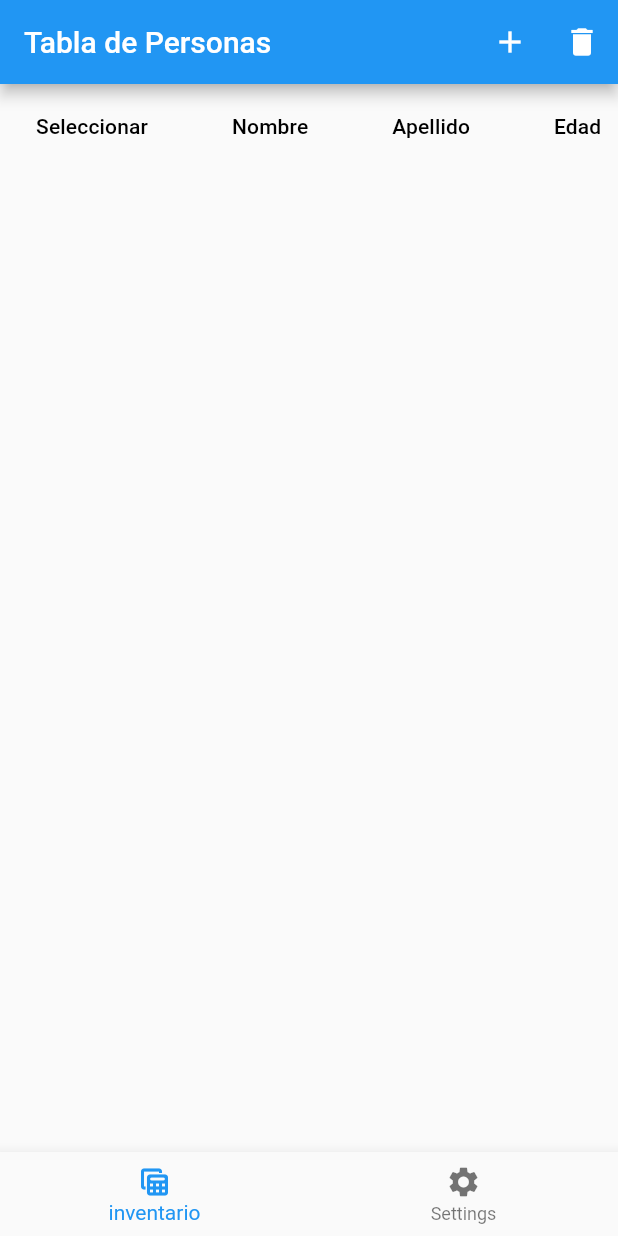
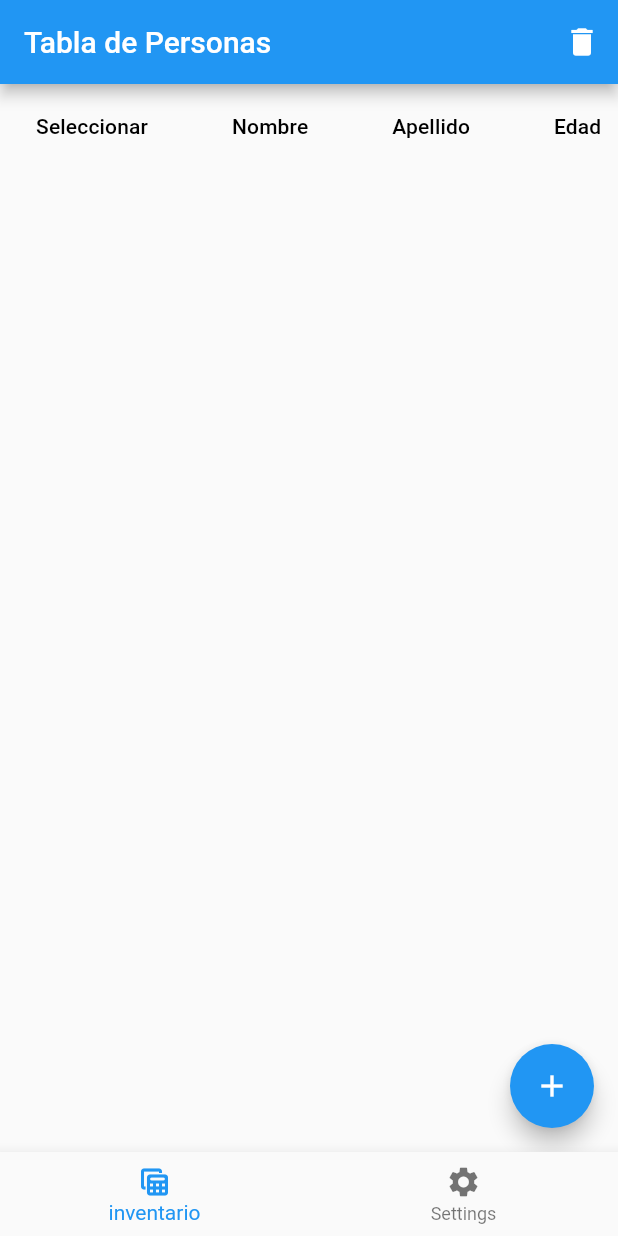
Before and after one commit to MiguelArbelaez0/inventario-app, a Flutter app: the screen it shows after launch, on a phone screen of 412 x 824 dp. Run offline on Flutter 3.47's test engine with Material 2 defaults, Android fonts, the phone set to English and light mode, and no system bars.

Commit message:
float button

```diff
--- a/inventario_app/lib/screens/tabla_personas.dart
+++ b/inventario_app/lib/screens/tabla_personas.dart
@@ -5,7 +5,7 @@ import '../models/persona_models.dart';
 import '../provider/personas_provider.dart';
 
 class TablaPersonas extends StatelessWidget {
-  const TablaPersonas({super.key});
+  const TablaPersonas({Key? key});
 
   void eliminarSeleccionados(BuildContext context) {
     final personasProvider =
@@ -70,16 +70,10 @@ class TablaPersonas extends StatelessWidget {
 
   @override
   Widget build(BuildContext context) {
-    return Consumer<PersonasProvider>(
-      builder: (context, personasProvider, _) {
     return Scaffold(
       appBar: AppBar(
         title: Text('Tabla de Personas'),
         actions: [
-              IconButton(
-                icon: Icon(Icons.add),
-                onPressed: () => agregarPersona(context),
-              ),
           IconButton(
             icon: Icon(Icons.delete),
             onPressed: () => eliminarSeleccionados(context),
@@ -88,7 +82,9 @@ class TablaPersonas extends StatelessWidget {
       ),
       body: SingleChildScrollView(
         scrollDirection: Axis.horizontal,
-            child: DataTable(
+        child: Consumer<PersonasProvider>(
+          builder: (context, personasProvider, _) {
+            return DataTable(
               columns: [
                 DataColumn(label: Text('Seleccionar')),
                 DataColumn(label: Text('Nombre')),
@@ -109,10 +105,14 @@ class TablaPersonas extends StatelessWidget {
                   DataCell(Text(persona.edad.toString())),
                 ]);
               }).toList(),
+            );
+          },
         ),
       ),
-        );
-      },
+      floatingActionButton: FloatingActionButton(
+        onPressed: () => agregarPersona(context),
+        child: Icon(Icons.add),
+      ),
     );
   }
 }
```
Lines whose indentation alone changed are shown as unchanged.
